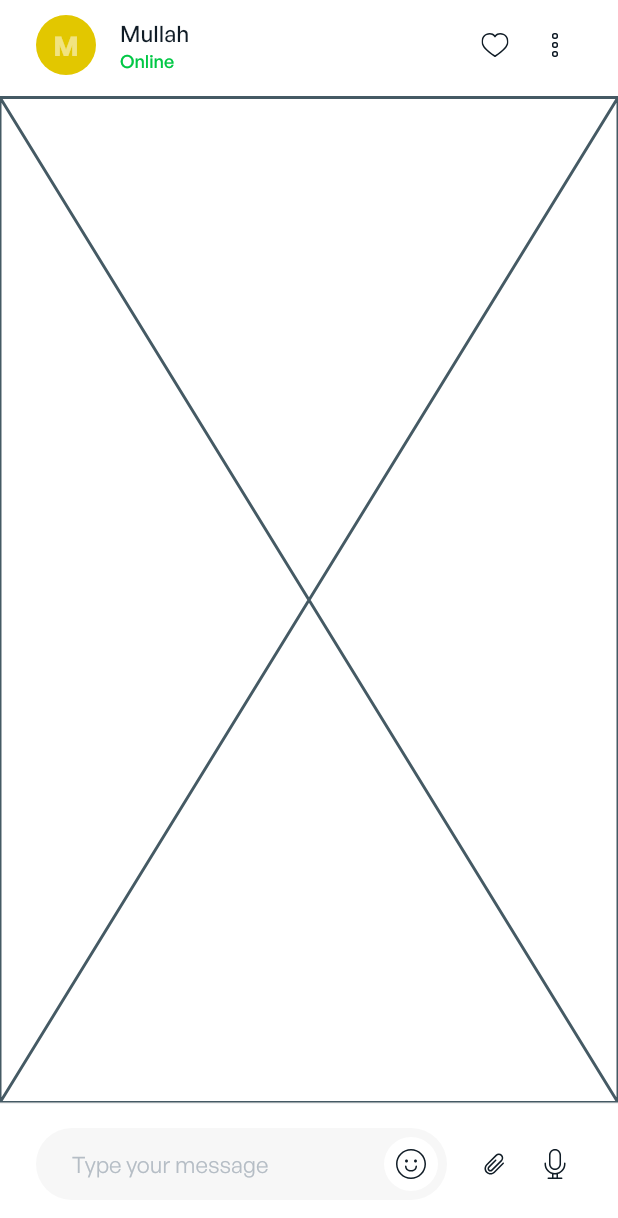
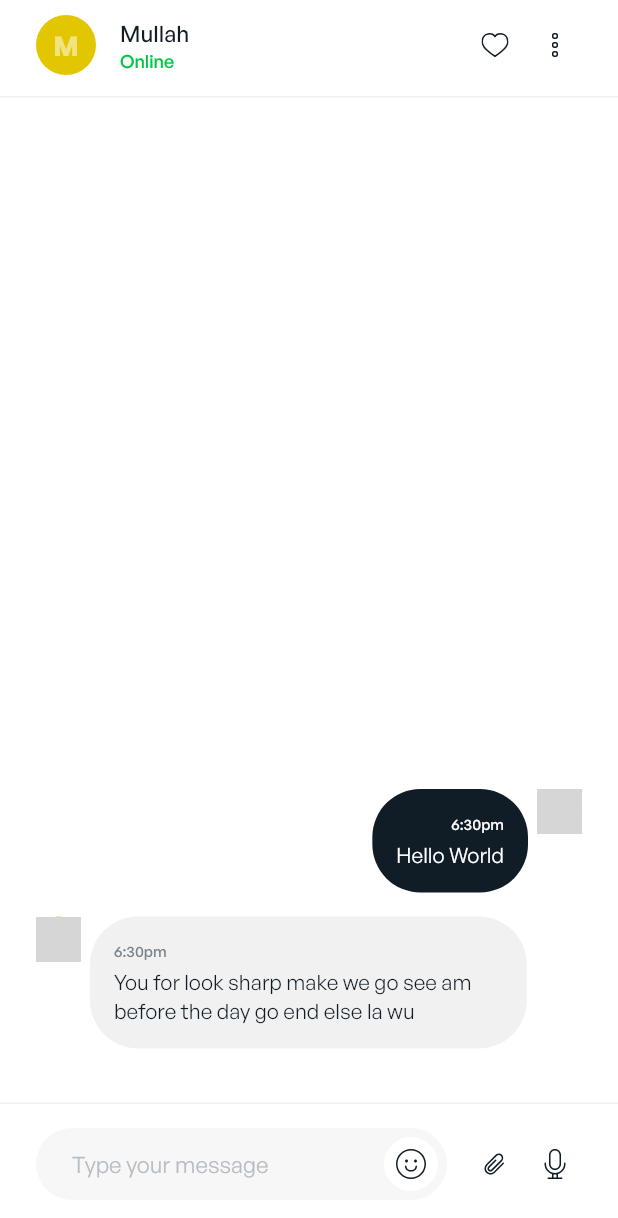
Before and after one commit to mcprah/chatteree_mobile, a Flutter app: the screen it shows after launch, on a phone screen of 412 x 824 dp. Shown: the top 1218 px of the screen. Run offline on Flutter 3.47's test engine with Material 2 defaults, Android fonts, the light colour scheme and no system bars; our stand-ins replace badges, flutter_svg, fluttertoast, image_picker, pin_code_fields; network calls fail; project files that could hold a hidden picture were left out; grey boxes are pictures that could not be loaded.

Commit message:
refactor: add chat conversation
- show chat bubbles

```diff
--- /dev/null
+++ b/lib/view/components/chat/chat_bubble.dart
@@ -0,0 +1,83 @@
+import 'package:chatteree_mobile/models/message_model.dart';
+import 'package:chatteree_mobile/models/user_model.dart';
+import 'package:chatteree_mobile/utils/colors.dart';
+import 'package:chatteree_mobile/utils/theme.dart';
+import 'package:chatteree_mobile/view/components/commons/profile_pic.dart';
+import 'package:flutter/material.dart';
+
+class ChatBubble extends StatelessWidget {
+  const ChatBubble({
+    super.key,
+    required this.message,
+    this.messageFromUser = true,
+    required this.from,
+  });
+  final Message message;
+  final bool messageFromUser;
+  final User from;
+
+  @override
+  Widget build(BuildContext context) {
+    return LayoutBuilder(builder: (context, constraints) {
+      return Row(
+        crossAxisAlignment: CrossAxisAlignment.start,
+        mainAxisAlignment: MainAxisAlignment.start,
+        textDirection: messageFromUser ? TextDirection.rtl : TextDirection.ltr,
+        children: [
+          const ProfilePic(
+            imagePath: "https://i.pravatar.cc/150?u=a042581f4e290267045",
+            minRadius: 15,
+            fontSize: 12,
+          ),
+          const SizedBox(
+            width: 6,
+          ),
+          Expanded(
+            flex: 0,
+            child: Container(
+              padding: const EdgeInsets.symmetric(
+                horizontal: 16,
+                vertical: 16,
+              ),
+              decoration: BoxDecoration(
+                color: messageFromUser
+                    ? AppColors.dark
+                    : AppColors.secondaryLight2,
+                borderRadius: BorderRadius.circular(32),
+              ),
+              constraints: BoxConstraints(maxWidth: constraints.maxWidth * 0.8),
+              child: Column(
+                crossAxisAlignment: messageFromUser
+                    ? CrossAxisAlignment.end
+                    : CrossAxisAlignment.start,
+                children: [
+                  Text(
+                    message.dateTime ?? '',
+                    style: cSmallBodyTextStyle.copyWith(
+                      color: messageFromUser
+                          ? AppColors.light
+                          : AppColors.grayDark,
+                      fontSize: 10,
+                      fontWeight: FontWeight.w500,
+                    ),
+                  ),
+                  const SizedBox(
+                    height: 4,
+                  ),
+                  Text(
+                    message.messageSnippet,
+                    style: cBodyTextStyle.copyWith(
+                      fontSize: 14,
+                      color: messageFromUser ? AppColors.light : AppColors.dark,
+                    ),
+                    softWrap: true,
+                  ),
+                ],
+              ),
+            ),
+          )
+        ],
+      );
+    });
+  }
+}
--- /dev/null
+++ b/lib/view/components/chat/chat_conversation.dart
@@ -0,0 +1,40 @@
+import 'package:flutter/material.dart';
+
+import 'package:chatteree_mobile/models/message_model.dart';
+import 'package:chatteree_mobile/models/user_model.dart';
+import 'package:chatteree_mobile/view/components/chat/chat_bubble.dart';
+
+class ChatConversation extends StatelessWidget {
+  const ChatConversation({super.key});
+
+  @override
+  Widget build(BuildContext context) {
+    return Column(
+      crossAxisAlignment: CrossAxisAlignment.stretch,
+      mainAxisAlignment: MainAxisAlignment.end,
+      children: [
+        ChatBubble(
+          message: Message(
+            from: User(),
+            messageSnippet: "Hello World",
+            dateTime: '6:30pm',
+          ),
+          from: User(),
+        ),
+        const SizedBox(
+          height: 16,
+        ),
+        ChatBubble(
+          message: Message(
+            from: User(),
+            messageSnippet:
+                "You for look sharp make we go see am before the day go end else la wu",
+            dateTime: '6:30pm',
+          ),
+          from: User(),
+          messageFromUser: false,
+        ),
+      ],
+    );
+  }
+}
--- a/lib/view/screens/chat/chat_list_screen.dart
+++ b/lib/view/screens/chat/chat_list_screen.dart
@@ -9,8 +9,8 @@ import 'package:chatteree_mobile/providers/message_provider.dart';
 import 'package:chatteree_mobile/utils/colors.dart';
 import 'package:chatteree_mobile/utils/constants.dart';
 import 'package:chatteree_mobile/utils/theme.dart';
+import 'package:chatteree_mobile/view/components/chat/user_chat_list.dart';
 import 'package:chatteree_mobile/view/components/chat/chat_list_header.dart';
-import 'package:chatteree_mobile/view/components/chat/chat_list.dart';
 import 'package:chatteree_mobile/view/components/commons/search_bar.dart';
 import 'package:chatteree_mobile/view/components/film/user_film_list.dart';
 import 'package:chatteree_mobile/view/screens/layout/default.dart';
--- a/lib/view/screens/chat/chat_screen.dart
+++ b/lib/view/screens/chat/chat_screen.dart
@@ -1,5 +1,6 @@
 import 'package:flutter/material.dart';
 
+import 'package:chatteree_mobile/view/components/chat/chat_conversation.dart';
 import 'package:chatteree_mobile/view/components/chat/chat_footer.dart';
 import 'package:chatteree_mobile/view/components/chat/chat_header.dart';
 import 'package:chatteree_mobile/view/screens/layout/default.dart';
@@ -17,23 +18,29 @@ class _ChatScreenState extends State<ChatScreen> {
   @override
   Widget build(BuildContext context) {
     return DefaultLayout(
-      screen: LayoutBuilder(builder: (context, constraints) {
-        return Container(
-          constraints: BoxConstraints(
-            maxWidth: constraints.maxWidth,
-            maxHeight: constraints.maxHeight,
-          ),
-          child: Column(
+      screen: Column(
         mainAxisSize: MainAxisSize.min,
         children: [
+          // _____ Chat screen header _____ //
           const ChatHeader(),
           Expanded(
             child: Column(
               mainAxisAlignment: MainAxisAlignment.end,
               children: [
+                // _____ Conversation _____ //
                 Expanded(
-                      child: Placeholder(),
+                  child: Container(
+                    padding: const EdgeInsets.symmetric(
+                          horizontal: 24,
+                          vertical: 12,
+                        ) +
+                        const EdgeInsets.only(bottom: 24),
+                    width: double.infinity,
+                    child: const ChatConversation(),
                   ),
+                ),
+
+                // _____ Chat footer _____ //
                 ChatFooter(
                   textEditingController: textEditingController,
                 ),
@@ -43,7 +50,5 @@ class _ChatScreenState extends State<ChatScreen> {
         ],
       ),
     );
-      }),
-    );
   }
 }
```
Also changed, not shown: lib/view/components/chat/user_chat_list.dart (renamed from lib/view/components/chat/chat_list.dart). Lines whose indentation alone changed are shown as unchanged.
